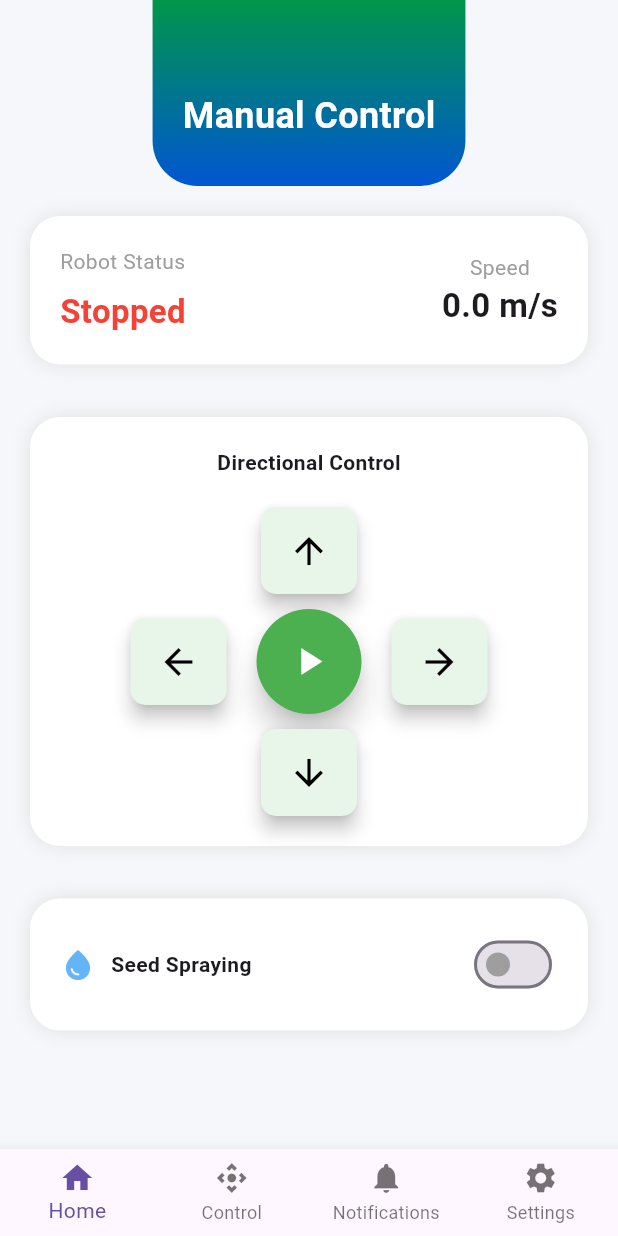
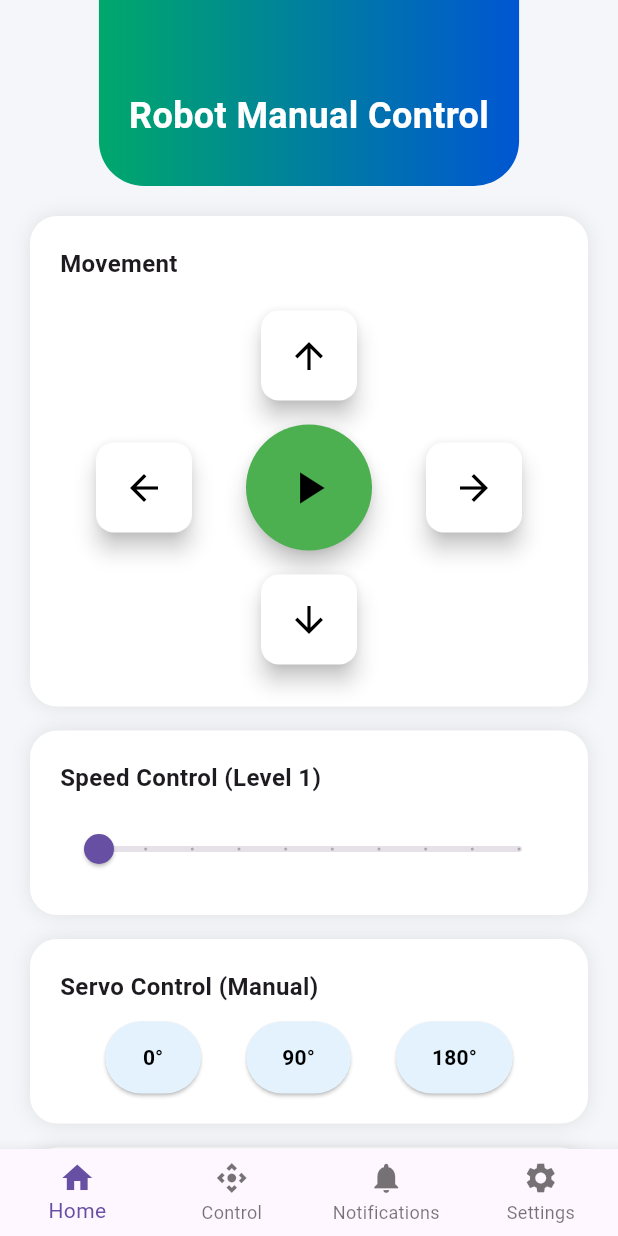
Before and after one commit to abrahamshimels/AgriBot-control, a Flutter app: the ManualControlPage screen opened by its route, on a phone screen of 412 x 824 dp. Run offline on Flutter 3.47's test engine with Material 3 defaults, Android fonts, the light colour scheme and no system bars; our stand-ins replace connectivity_plus, firebase_auth, firebase_core, flutter_bloc, go_router, google_sign_in; accounts and stored records are empty.

Commit message:
update the control screen and add authomatic

```diff
--- a/agri_bot_control/lib/presentation/pages/manual_control_page.dart
+++ b/agri_bot_control/lib/presentation/pages/manual_control_page.dart
@@ -12,11 +12,13 @@ class ManualControlPage extends StatefulWidget {
 
 class _ManualControlPageState extends State<ManualControlPage> {
   bool isMoving = false;
-  bool isSpraying = false;
-  double speed = 0.0;
+  int speedLevel = 1;
 
-  /// Sends a command to the robot without waiting for full response.
-  /// Shows instructions if not connected to Wi-Fi.
+  // ===== AUTO SERVO STATE =====
+  bool autoServoEnabled = false;
+  int openDelay = 2;
+  int closeDelay = 2;
+
   Future<void> sendCommand(String endpoint) async {
     final url = "${globals.robotIP}/$endpoint";
     final connectivityResult = await Connectivity().checkConnectivity();
@@ -24,10 +26,7 @@ class _ManualControlPageState extends State<ManualControlPage> {
     if (connectivityResult != ConnectivityResult.wifi) {
       ScaffoldMessenger.of(context).showSnackBar(
         const SnackBar(
-          content: Text(
-            "Please connect your device to the robot Wi-Fi (RC_CAR_WIFI) before sending commands.",
-            maxLines: 3,
-          ),
+          content: Text("Connect to RC_CAR_WIFI before sending commands."),
           backgroundColor: Colors.orange,
         ),
       );
@@ -37,80 +36,63 @@ class _ManualControlPageState extends State<ManualControlPage> {
     try {
       final request = http.Request('GET', Uri.parse(url));
       await request.send();
-      print("Command sent: $url");
-
-      ScaffoldMessenger.of(context).showSnackBar(
-        const SnackBar(
-          content: Text("Command sent to robot."),
-          duration: Duration(seconds: 1),
-          backgroundColor: Colors.green,
-        ),
-      );
     } catch (e) {
-      print("Error sending command: $e");
       ScaffoldMessenger.of(context).showSnackBar(
         SnackBar(
-          content: Text("Error sending command: $e"),
+          content: Text("Command failed: $e"),
           backgroundColor: Colors.red,
         ),
       );
     }
   }
 
-  void toggleMovement() {
-    sendCommand(isMoving ? "S" : "F");
-
-    setState(() {
-      isMoving = !isMoving;
-      speed = isMoving ? 1.5 : 0.0;
-    });
+  // ================= MOVEMENT =================
+  void move(String cmd) {
+    sendCommand(cmd);
+    setState(() => isMoving = cmd != "S");
   }
 
-  void moveDirection(String dir) {
-    if (!isMoving && dir != "Stop") return;
-
-    switch (dir) {
-      case "Forward":
-        sendCommand("F");
-        break;
-      case "Backward":
-        sendCommand("B");
-        break;
-      case "Left":
-      case "Right":
-        sendCommand("F"); // Update for differential turning if supported
-        break;
-      case "Stop":
-        sendCommand("S");
-        break;
-    }
+  // ================= SPEED =================
+  void setSpeed(int level) {
+    speedLevel = level;
+    sendCommand(level == 10 ? "0" : level.toString());
+    setState(() {});
   }
 
-  void toggleSpraying() {
-    sendCommand(isSpraying ? "C" : "O");
+  // ================= SERVO =================
+  void servo(String cmd) => sendCommand(cmd);
 
-    setState(() {
-      isSpraying = !isSpraying;
-    });
+  // ================= AUTO SERVO LOGIC =================
+  Future<void> startAutoServo() async {
+    while (autoServoEnabled) {
+      // Open servo (180°)
+      await sendCommand("C");
+      await Future.delayed(Duration(seconds: openDelay));
+
+      if (!autoServoEnabled) break;
+
+      // Close servo (0°)
+      await sendCommand("A");
+      await Future.delayed(Duration(seconds: closeDelay));
+    }
   }
 
   @override
   Widget build(BuildContext context) {
     return Scaffold(
-      backgroundColor: const Color(0xFFF5F7FB),
+      backgroundColor: const Color(0xFFF4F6FA),
       body: Column(
         children: [
-          _buildHeader(),
+          _header(),
           Expanded(
             child: SingleChildScrollView(
               padding: const EdgeInsets.all(20),
               child: Column(
                 children: [
-                  _buildStatusCard(),
-                  const SizedBox(height: 20),
-                  _buildDirectionalControl(),
-                  const SizedBox(height: 20),
-                  _buildSeedSprayingControl(),
+                  _movementCard(),
+                  _speedCard(),
+                  _servoCard(),
+                  _autoServoCard(),
                 ],
               ),
             ),
@@ -120,19 +102,19 @@ class _ManualControlPageState extends State<ManualControlPage> {
     );
   }
 
-  Widget _buildHeader() {
+  // ================= UI =================
+
+  Widget _header() {
     return Container(
       padding: const EdgeInsets.fromLTRB(20, 60, 20, 30),
       decoration: const BoxDecoration(
         gradient: LinearGradient(
-          colors: [Color(0xFF00964A), Color(0xFF0056D2)],
-          begin: Alignment.topCenter,
-          end: Alignment.bottomCenter,
+          colors: [Color(0xFF00A86B), Color(0xFF0056D2)],
         ),
         borderRadius: BorderRadius.vertical(bottom: Radius.circular(30)),
       ),
       child: const Text(
-        "Manual Control",
+        "Robot Manual Control",
         style: TextStyle(
           color: Colors.white,
           fontSize: 24,
@@ -142,135 +124,173 @@ class _ManualControlPageState extends State<ManualControlPage> {
     );
   }
 
-  Widget _buildStatusCard() {
-    return _buildCardWrapper(
+  Widget _movementCard() {
+    return _card(
+      title: "Movement",
+      child: Column(
+        children: [
+          _iconBtn(Icons.arrow_upward, () => move("F")),
+          Row(
+            mainAxisAlignment: MainAxisAlignment.center,
+            children: [
+              _iconBtn(Icons.arrow_back, () => move("L")),
+              const SizedBox(width: 20),
+              _iconBtn(
+                isMoving ? Icons.stop : Icons.play_arrow,
+                () => move(isMoving ? "S" : "F"),
+                big: true,
+                color: isMoving ? Colors.red : Colors.green,
+              ),
+              const SizedBox(width: 20),
+              _iconBtn(Icons.arrow_forward, () => move("R")),
+            ],
+          ),
+          _iconBtn(Icons.arrow_downward, () => move("B")),
+        ],
+      ),
+    );
+  }
+
+  Widget _speedCard() {
+    return _card(
+      title: "Speed Control (Level $speedLevel)",
+      child: Slider(
+        min: 1,
+        max: 10,
+        divisions: 9,
+        value: speedLevel.toDouble(),
+        label: speedLevel.toString(),
+        onChanged: (v) => setSpeed(v.round()),
+      ),
+    );
+  }
+
+  Widget _servoCard() {
+    return _card(
+      title: "Servo Control (Manual)",
       child: Row(
-        mainAxisAlignment: MainAxisAlignment.spaceBetween,
+        mainAxisAlignment: MainAxisAlignment.spaceEvenly,
         children: [
-          Column(
-            crossAxisAlignment: CrossAxisAlignment.start,
+          _textBtn("0°", () => servo("A")),
+          _textBtn("90°", () => servo("M")),
+          _textBtn("180°", () => servo("C")),
+        ],
+      ),
+    );
+  }
+
+  Widget _autoServoCard() {
+    return _card(
+      title: "Automatic Servo Control",
+      child: Column(
+        children: [
+          Row(
             children: [
-              const Text("Robot Status", style: TextStyle(color: Colors.grey)),
-              const SizedBox(height: 8),
-              Text(
-                isMoving ? "Moving" : "Stopped",
-                style: TextStyle(
-                  fontSize: 22,
-                  fontWeight: FontWeight.bold,
-                  color: isMoving ? Colors.green : Colors.red,
+              Expanded(
+                child: TextField(
+                  keyboardType: TextInputType.number,
+                  decoration: const InputDecoration(
+                    labelText: "Open Delay (sec)",
+                    border: OutlineInputBorder(),
+                  ),
+                  onChanged: (v) {
+                    final value = int.tryParse(v);
+                    if (value != null && value > 0) {
+                      openDelay = value;
+                    }
+                  },
+                ),
+              ),
+              const SizedBox(width: 12),
+              Expanded(
+                child: TextField(
+                  keyboardType: TextInputType.number,
+                  decoration: const InputDecoration(
+                    labelText: "Close Delay (sec)",
+                    border: OutlineInputBorder(),
+                  ),
+                  onChanged: (v) {
+                    final value = int.tryParse(v);
+                    if (value != null && value > 0) {
+                      closeDelay = value;
+                    }
+                  },
                 ),
               ),
             ],
           ),
-          Column(
-            children: [
-              const Text("Speed", style: TextStyle(color: Colors.grey)),
-              Text(
-                "${speed.toStringAsFixed(1)} m/s",
-                style: const TextStyle(
-                  fontSize: 22,
-                  fontWeight: FontWeight.bold,
-                ),
-              ),
-            ],
+          const SizedBox(height: 16),
+          SwitchListTile(
+            title: const Text("Automatic Open / Close"),
+            subtitle: const Text("Servo cycles between 180° and 0°"),
+            value: autoServoEnabled,
+            activeColor: Colors.green,
+            onChanged: (value) {
+              setState(() => autoServoEnabled = value);
+              if (value) startAutoServo();
+            },
           ),
         ],
       ),
     );
   }
 
-  Widget _buildDirectionalControl() {
-    return _buildCardWrapper(
+  Widget _iconBtn(
+    IconData icon,
+    VoidCallback onTap, {
+    bool big = false,
+    Color? color,
+  }) {
+    return Padding(
+      padding: const EdgeInsets.all(8),
+      child: ElevatedButton(
+        style: ElevatedButton.styleFrom(
+          backgroundColor: color ?? Colors.white,
+          foregroundColor: Colors.black,
+          shape: big
+              ? const CircleBorder()
+              : RoundedRectangleBorder(borderRadius: BorderRadius.circular(12)),
+          padding: EdgeInsets.all(big ? 24 : 16),
+          elevation: 6,
+        ),
+        onPressed: onTap,
+        child: Icon(icon, size: big ? 36 : 28),
+      ),
+    );
+  }
+
+  Widget _textBtn(String text, VoidCallback onTap) {
+    return ElevatedButton(
+      onPressed: onTap,
+      style: ElevatedButton.styleFrom(
+        backgroundColor: Colors.blue.shade50,
+        foregroundColor: Colors.black,
+        padding: const EdgeInsets.symmetric(horizontal: 24, vertical: 14),
+      ),
+      child: Text(text, style: const TextStyle(fontWeight: FontWeight.bold)),
+    );
+  }
+
+  Widget _card({required String title, required Widget child}) {
+    return Container(
+      margin: const EdgeInsets.only(bottom: 16),
+      padding: const EdgeInsets.all(20),
+      decoration: BoxDecoration(
+        color: Colors.white,
+        borderRadius: BorderRadius.circular(18),
+        boxShadow: [BoxShadow(color: Colors.grey.shade300, blurRadius: 10)],
+      ),
       child: Column(
+        crossAxisAlignment: CrossAxisAlignment.start,
         children: [
-          const Text(
-            "Directional Control",
-            style: TextStyle(fontWeight: FontWeight.bold),
+          Text(
+            title,
+            style: const TextStyle(fontSize: 16, fontWeight: FontWeight.bold),
           ),
-          const SizedBox(height: 20),
-          _directionBtn(Icons.arrow_upward, () => moveDirection("Forward")),
-          const SizedBox(height: 10),
-          Row(
-            mainAxisAlignment: MainAxisAlignment.center,
-            children: [
-              _directionBtn(Icons.arrow_back, () => moveDirection("Left")),
-              const SizedBox(width: 20),
-              _centerBtn(),
-              const SizedBox(width: 20),
-              _directionBtn(Icons.arrow_forward, () => moveDirection("Right")),
-            ],
-          ),
-          const SizedBox(height: 10),
-          _directionBtn(Icons.arrow_downward, () => moveDirection("Backward")),
+          const SizedBox(height: 12),
+          child,
         ],
       ),
     );
   }
-
-  Widget _directionBtn(IconData icon, VoidCallback onPressed) {
-    return ElevatedButton(
-      style: ElevatedButton.styleFrom(
-        backgroundColor: Colors.green.shade50,
-        foregroundColor: Colors.black,
-        padding: const EdgeInsets.all(15),
-        shape: RoundedRectangleBorder(borderRadius: BorderRadius.circular(10)),
-        elevation: 5,
-      ),
-      onPressed: onPressed,
-      child: Icon(icon, size: 28),
-    );
-  }
-
-  Widget _centerBtn() {
-    return ElevatedButton(
-      style: ElevatedButton.styleFrom(
-        backgroundColor: isMoving ? Colors.red : Colors.green,
-        foregroundColor: Colors.white,
-        padding: const EdgeInsets.all(20),
-        shape: const CircleBorder(),
-        elevation: 8,
-      ),
-      onPressed: toggleMovement,
-      child: Icon(isMoving ? Icons.stop : Icons.play_arrow, size: 30),
-    );
-  }
-
-  Widget _buildSeedSprayingControl() {
-    return _buildCardWrapper(
-      child: Row(
-        mainAxisAlignment: MainAxisAlignment.spaceBetween,
-        children: [
-          Row(
-            children: [
-              Icon(Icons.water_drop, color: Colors.blue.shade300),
-              const SizedBox(width: 10),
-              const Text(
-                "Seed Spraying",
-                style: TextStyle(fontWeight: FontWeight.bold),
-              ),
-            ],
-          ),
-          Switch(
-            value: isSpraying,
-            onChanged: (_) => toggleSpraying(),
-            activeColor: Colors.green,
-            inactiveThumbColor: Colors.grey,
-          ),
-        ],
-      ),
-    );
-  }
-
-  Widget _buildCardWrapper({required Widget child}) {
-    return Container(
-      padding: const EdgeInsets.all(20),
-      margin: const EdgeInsets.only(bottom: 15),
-      decoration: BoxDecoration(
-        color: Colors.white,
-        borderRadius: BorderRadius.circular(20),
-        boxShadow: [BoxShadow(color: Colors.grey.shade300, blurRadius: 10)],
-      ),
-      child: child,
-    );
-  }
 }
--- a/agri_bot_control/pubspec.yaml
+++ b/agri_bot_control/pubspec.yaml
@@ -16,7 +16,7 @@ publish_to: 'none' # Remove this line if you wish to publish to pub.dev
 # https://developer.apple.com/library/archive/documentation/General/Reference/InfoPlistKeyReference/Articles/CoreFoundationKeys.html
 # In Windows, build-name is used as the major, minor, and patch parts
 # of the product and file versions while build-number is used as the build suffix.
-version: 1.0.0+1
+version: 1.0.0+2
 
 environment:
   sdk: ^3.10.4
```
